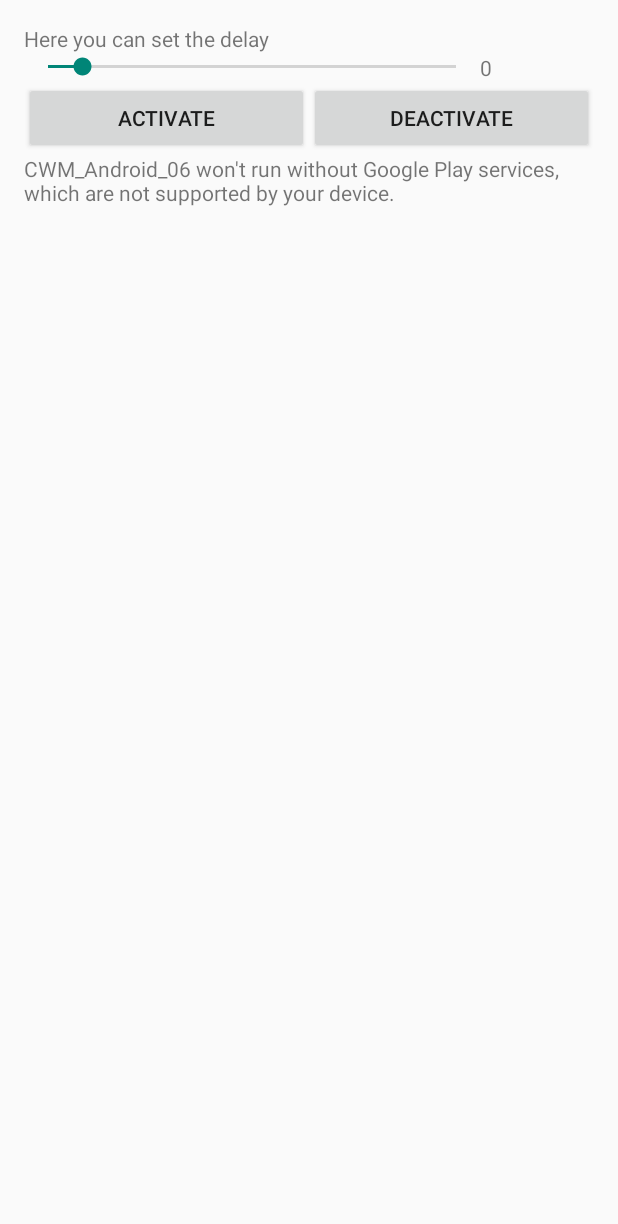
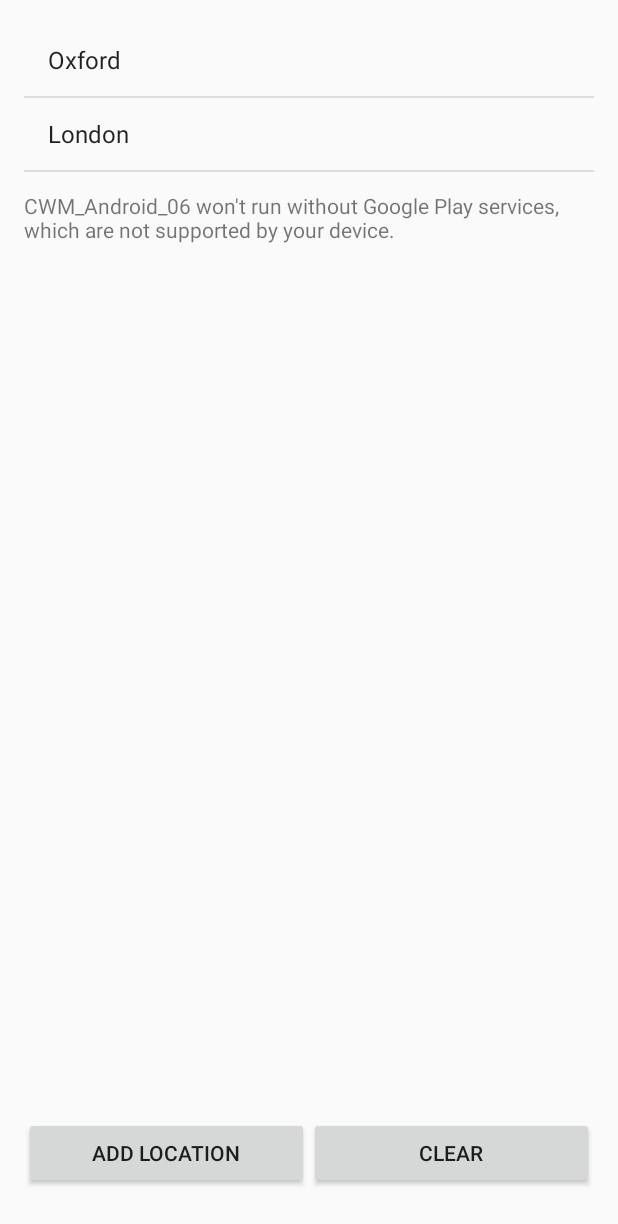
Before and after one commit to howard611/CWM_AndroidDev_Project, an Android app: the screen it shows after launch (MainActivity), on a phone screen of 412 x 824 dp. Shown: the top 1224 px of the screen. Run offline under Robolectric (Android 15) with nearby library versions, the phone set to English and light mode, and no system bars; 1 statement that could not run was skipped.

Commit message:
Second commit from Howard. UI is fixed, functionality to buttons to be added.

```diff
--- a/app/src/main/java/uk/ac/ox/ibme/cwm_android_06/MainActivity.java
+++ b/app/src/main/java/uk/ac/ox/ibme/cwm_android_06/MainActivity.java
@@ -27,6 +27,16 @@ import android.content.SharedPreferences;
 import android.location.LocationListener;
 import android.preference.PreferenceManager;
 
+import android.os.Environment;
+import android.widget.AdapterView;
+import android.widget.AdapterView.OnItemClickListener;
+import android.widget.ArrayAdapter;
+import android.widget.ListView;
+
+import java.util.Random;
+import java.util.ArrayList;
+import java.util.Arrays;
+import java.util.List;
 
 import com.google.android.gms.maps.CameraUpdateFactory;
 import com.google.android.gms.maps.GoogleMap;
@@ -35,8 +45,6 @@ import com.google.android.gms.maps.model.LatLng;
 import com.google.android.gms.maps.model.MarkerOptions;
 import com.google.android.gms.maps.model.Polyline;
 import com.google.android.gms.maps.model.PolylineOptions;
-
-import java.util.Random;
 
 public class MainActivity extends FragmentActivity  {
 
@@ -53,9 +61,8 @@ public class MainActivity extends FragmentActivity  {
     // This is the delay that is set initially (in seconds)
     private int delayAlarmSeconds = 5;
 
-
-    private Button alarmActivation = null;
-    private Button alarmDeactivation = null;
+    private Button addLocation = null;
+    private Button clear = null;
     private SeekBar alarmDelay = null;
     private TextView alarmTextView = null;
     private SharedPreferences SP = null;
@@ -63,6 +70,13 @@ public class MainActivity extends FragmentActivity  {
     private LocationManager locationManager = null;
     private int position_index;
     private IntentFilter myFilter = new IntentFilter(ACTION_NAME);
+
+
+    private ListView listview;
+    ArrayAdapter<String> arrayAdapter;
+
+    String[] locations ={"Oxford","London"};
+    public List<String> list = new ArrayList<String>(Arrays.asList(locations));
 
 
     // A variable that will keep the state of the last known location
@@ -110,6 +124,17 @@ public class MainActivity extends FragmentActivity  {
         public void onReceive(Context context, Intent intent) {
             Toast.makeText(context, "Alarm triggered", Toast.LENGTH_LONG).show();
 
+        }
+    };
+
+
+
+    // Define a listener that responds to location updates. The updates arrives
+    LocationListener locationListener = new LocationListener() {
+        public void onLocationChanged(Location location) {
+            // Store location data every time the location changes
+            lastKnownLocation = location;
+
             if (locationAvailable && lastKnownLocation != null) {
                 Log.d(this.toString(), "geo: " + lastKnownLocation.getLongitude() + "," + lastKnownLocation.getLatitude() + "," + lastKnownLocation.getAltitude());
             }
@@ -141,16 +166,6 @@ public class MainActivity extends FragmentActivity  {
                 }
             }
         }
-    };
-
-
-
-    // Define a listener that responds to location updates. The updates arrives
-    LocationListener locationListener = new LocationListener() {
-        public void onLocationChanged(Location location) {
-            // Store location data every time the location changes
-            lastKnownLocation = location;
-        }
 
         public void onStatusChanged(String provider, int status, Bundle extras) {}
         public void onProviderEnabled(String provider) {}
@@ -166,7 +181,8 @@ public class MainActivity extends FragmentActivity  {
         // the alarm receiver so that the application
         // is in background and does not consume battery
         // [ REMOVE ME ]
-        unregisterReceiver(alarmReceiver);
+        //
+        // unregisterReceiver(alarmReceiver);
 
         // Here we do the same for the location manager
         locationManager.removeUpdates(locationListener);
@@ -184,7 +200,8 @@ public class MainActivity extends FragmentActivity  {
 
 
         // Here we register the receiver of the alarm events
-        registerReceiver(alarmReceiver, myFilter);
+        //
+        // registerReceiver(alarmReceiver, myFilter);
 
 
         super.onResume();
@@ -273,14 +290,17 @@ public class MainActivity extends FragmentActivity  {
         // the application is restarted
         SP = PreferenceManager.getDefaultSharedPreferences(getApplicationContext());
 
+        listview = (ListView) findViewById(R.id.list);
+        //TODO:  (2.1) initialize the arrayAdapter and attach it to the layout and connect to the relevant data
+        arrayAdapter = new ArrayAdapter<String>(this,android.R.layout.simple_list_item_1, list);
+        //TODO:  (2.1) attach the adapter with the listVieW
+        listview.setAdapter(arrayAdapter);
+
         // Find the button and populate our variable
-        alarmActivation = (Button) findViewById(R.id.alarm_activation);
-
-
+        addLocation = (Button) findViewById(R.id.add_location);
         // Assign the ClickListener that will manage the 'click' event
-        alarmActivation.setOnClickListener(
+        addLocation.setOnClickListener(
                 new View.OnClickListener() {
-
                     @Override
                     public void onClick(View v) {
                         int id = SP.getInt("ALARM_ID", -1);
@@ -288,7 +308,7 @@ public class MainActivity extends FragmentActivity  {
                         if ( id < 0 ) {
                             Random r = new Random();
                             id = r.nextInt(10000);
-                            setAlarm(delayAlarmSeconds*1000, id);
+                            // setAlarm(delayAlarmSeconds*1000, id);
 
 
                             Log.d(this.toString(), "Setting Alarm ID: " + id + " every " + delayAlarmSeconds + " seconds");
@@ -308,43 +328,49 @@ public class MainActivity extends FragmentActivity  {
 
 
         // Find the Deactivate button and populate our variable
-        alarmDeactivation = (Button) findViewById(R.id.alarm_deactivation);
-
-
+        clear = (Button) findViewById(R.id.clear);
         // Assign the ClickListener that will manage the 'click' event
-        alarmDeactivation.setOnClickListener(
+        clear.setOnClickListener(
                 new View.OnClickListener() {
                     @Override
                     public void onClick(View v) {
-                        int id = SP.getInt("ALARM_ID", -1);
+
+
+
+                        /*int id = SP.getInt("ALARM_ID", -1);
                         if ( id < 0 ) {
                             Toast.makeText(getApplicationContext(), "Alarm not set", Toast.LENGTH_SHORT).show();
                         } else {
                             cancelAlarm(id);
                             Log.d(this.toString(), "Cancelled Alarm ID: " + id);
 
-
                             // Here we remove the value of the alarm_id from the Shared Preference
-                            SP.edit().remove("ALARM_ID").commit();
+                            SP.edit().remove("ALARM_ID").commit();*/
                         }
-                    }
                 });
 
+
         // Now we find the TextView element
-        alarmTextView = (TextView) findViewById(R.id.alarmTextView);
+
+        // TODO JUST IN CASE I NEED THIS IN THE FUTURE
+        // alarmTextView = (TextView) findViewById(R.id.alarmTextView);
 
         // The SeekBar is the element that let
         // you have a scrollbar selector to pick
         // a number between the set MIN and MAX
-        alarmDelay = (SeekBar) findViewById(R.id.alarm_delay);
+
+        // TODO JUST IN CASE I NEED THIS IN THE FUTURE
+        // alarmDelay = (SeekBar) findViewById(R.id.alarm_delay);
 
         // Here we set the standard delay.
-        alarmDelay.setProgress(delayAlarmSeconds);
+
+        // alarmDelay.setProgress(delayAlarmSeconds);
 
 
         // Many types of event listeners exists this onSeekBarChange one does what the
         // names suggest and fires an event every time the SeekBar changes its value
-        alarmDelay.setOnSeekBarChangeListener(new SeekBar.OnSeekBarChangeListener() {
+
+        /*alarmDelay.setOnSeekBarChangeListener(new SeekBar.OnSeekBarChangeListener() {
             @Override
             public void onProgressChanged(SeekBar seekBar, int progress, boolean fromUser) {
                 // We both display and store for future use the value of the progressbar
@@ -357,7 +383,7 @@ public class MainActivity extends FragmentActivity  {
 
             @Override
             public void onStopTrackingTouch(SeekBar seekBar) {}
-        });
+        });*/
     }
 
 
--- a/app/src/main/res/layout/activity_main.xml
+++ b/app/src/main/res/layout/activity_main.xml
@@ -7,69 +7,68 @@
     android:paddingLeft="@dimen/activity_horizontal_margin"
     android:paddingRight="@dimen/activity_horizontal_margin"
     android:paddingTop="@dimen/activity_vertical_margin"
-    tools:context="uk.ac.ox.ibme.android_06.MainActivity" >
+    tools:context="uk.ac.ox.ibme.android_06.MainActivity"
+    android:weightSum="1"
+    >
 
-    <TextView
+    <!--TextView
         android:id="@+id/textView1"
         android:layout_width="fill_parent"
         android:layout_height="wrap_content"
         android:text="@string/hello_world"
-        android:textAlignment="center" />
+        android:textAlignment="center" /-->
 
-    <LinearLayout
-        android:orientation="horizontal"
-        android:layout_width="match_parent"
-        android:layout_height="wrap_content"
-        android:weightSum="1">
-
-        <SeekBar
+        <!--SeekBar
             android:layout_width="0dp"
             android:layout_height="wrap_content"
             android:layout_weight="0.8"
             android:id="@+id/alarm_delay"
             android:indeterminate="false"
             android:max="60"
-            android:progress="1" />
+            android:progress="1" /-->
 
-        <TextView
+        <!--TextView
             android:id="@+id/alarmTextView"
             android:layout_width="0dp"
             android:layout_height="wrap_content"
             android:layout_weight="0.2"
-            android:text="0"/>
-    </LinearLayout>
+            android:text="0"/-->
+
+        <ListView
+            android:layout_width="match_parent"
+            android:layout_height="0dp"
+            android:id="@+id/list"
+            android:layout_weight="0.15"
+            android:layout_gravity="center_horizontal" />
+
+        <fragment
+            xmlns:android="http://schemas.android.com/apk/res/android"
+            android:layout_width="match_parent"
+            android:layout_height="0dp"
+            android:id="@+id/map"
+            android:layout_weight="0.83"
+            class="com.google.android.gms.maps.SupportMapFragment">
+        </fragment>
 
     <LinearLayout
         android:orientation="horizontal"
         android:layout_width="match_parent"
-        android:layout_height="wrap_content">
-
+        android:layout_height="wrap_content"
+        android:layout_weight="0.02"
+        android:weightSum="1">
     <Button
-            android:id="@+id/alarm_activation"
+        android:id="@+id/add_location"
         android:layout_width="0dp"
         android:layout_weight="0.5"
         android:layout_height="wrap_content"
-            android:text="Activate" />
+        android:text="Add Location" />
 
     <Button
         android:layout_width="0dp"
         android:layout_height="wrap_content"
         android:layout_weight="0.5"
-            android:text="Deactivate"
-            android:id="@+id/alarm_deactivation" />
+        android:text="Clear"
+        android:id="@+id/clear" />
     </LinearLayout>
 
-    <!-- TODO EX 1:
-        Create here the <fragment ...... /> element according to instructions from the handout
-    -->
-
-    <fragment
-        xmlns:android="http://schemas.android.com/apk/res/android"
-        android:layout_width="match_parent"
-        android:layout_height="match_parent"
-        android:id="@+id/map"
-        class="com.google.android.gms.maps.SupportMapFragment"
-        >
-    </fragment>
-
 </LinearLayout>
--- a/app/src/main/res/values/styles.xml
+++ b/app/src/main/res/values/styles.xml
@@ -1,7 +1,7 @@
 <resources>
 
     <!-- Base application theme. -->
-    <style name="AppTheme" parent="Theme.AppCompat.Light.DarkActionBar">
+    <style name="AppTheme" parent="Base.Theme.AppCompat.Light.DarkActionBar">
         <!-- Customize your theme here. -->
     </style>
 
```
Also changed, not shown: 3 other files. Lines whose indentation alone changed are shown as unchanged.
